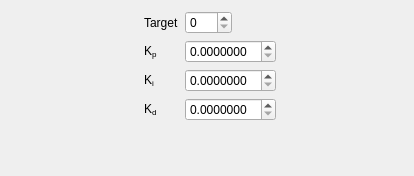
Qt form src/util/FormPID.ui (lcnsqr/neblinux) before a commit.
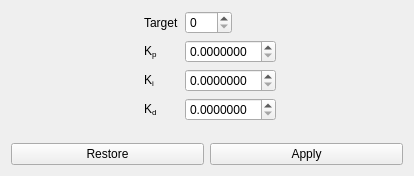
The same form after that commit.

Commit message: FormPID action buttons

```diff
--- a/src/util/FormPID.ui
+++ b/src/util/FormPID.ui
@@ -13,7 +13,9 @@
   <property name="windowTitle">
    <string notr="true">Form</string>
   </property>
-  <layout class="QFormLayout" name="formLayout">
+  <layout class="QVBoxLayout" name="verticalLayout_2">
+   <item>
+    <layout class="QFormLayout" name="form">
    <property name="formAlignment">
     <set>Qt::AlignHCenter|Qt::AlignTop</set>
    </property>
@@ -153,6 +155,26 @@
       <double>0.010000000000000</double>
      </property>
     </widget>
+     </item>
+    </layout>
+   </item>
+   <item>
+    <layout class="QHBoxLayout" name="actions">
+     <item>
+      <widget class="QPushButton" name="cPIDrestore">
+       <property name="text">
+        <string>Restore</string>
+       </property>
+      </widget>
+     </item>
+     <item>
+      <widget class="QPushButton" name="cPIDapply">
+       <property name="text">
+        <string>Apply</string>
+       </property>
+      </widget>
+     </item>
+    </layout>
    </item>
   </layout>
  </widget>
```
Lines whose indentation alone changed are shown as unchanged. The commit also changes 3 other files.
